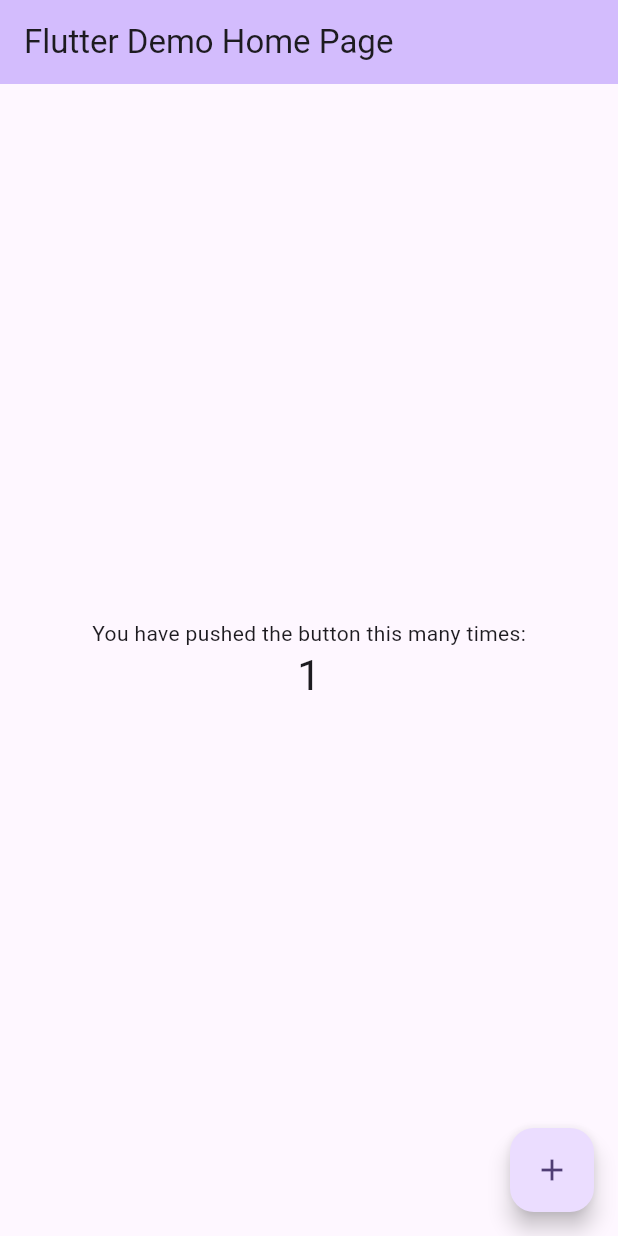
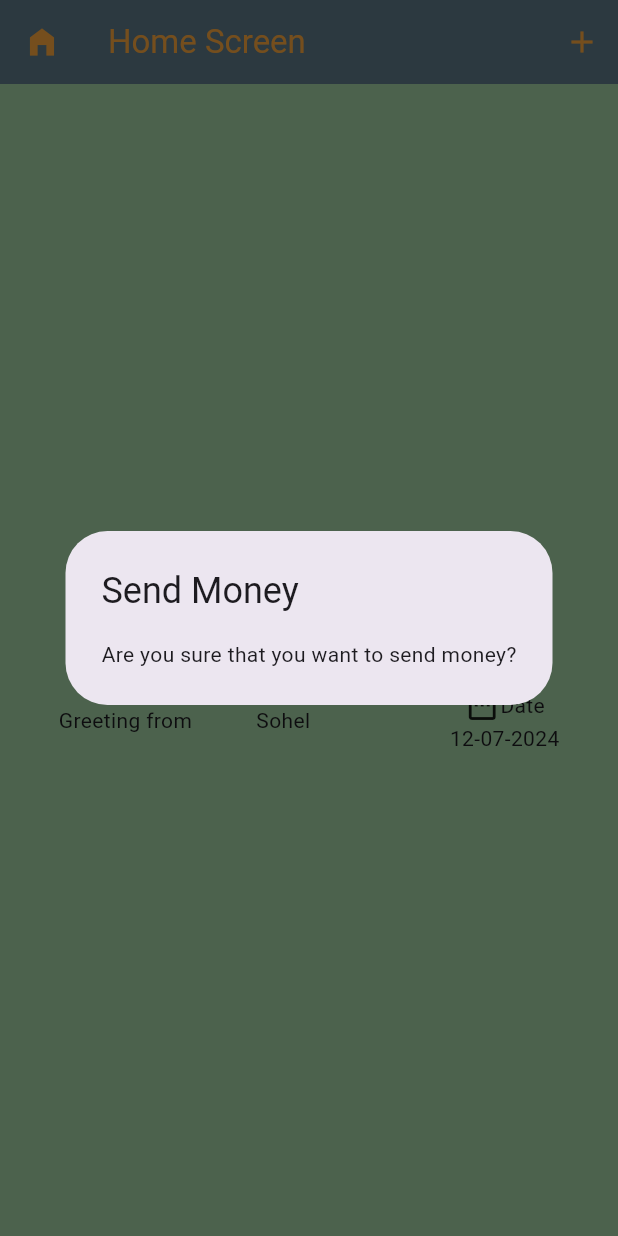
Before and after one commit to SohelRana-CSE/live_class_practice, a Flutter app: the screen it shows after launch, after a tap on the "add" icon, on a phone screen of 412 x 824 dp. Run offline on Flutter 3.47's test engine with Material 3 defaults, Android fonts, the light colour scheme and no system bars.

Commit message:
finished project

```diff
--- a/lib/main.dart
+++ b/lib/main.dart
@@ -1,125 +1,107 @@
 import 'package:flutter/material.dart';
 
 void main() {
-  runApp(const MyApp());
+  runApp(MyApp());
 }
 
 class MyApp extends StatelessWidget {
-  const MyApp({super.key});
-
-  // This widget is the root of your application.
   @override
   Widget build(BuildContext context) {
     return MaterialApp(
-      title: 'Flutter Demo',
-      theme: ThemeData(
-        // This is the theme of your application.
-        //
-        // TRY THIS: Try running your application with "flutter run". You'll see
-        // the application has a purple toolbar. Then, without quitting the app,
-        // try changing the seedColor in the colorScheme below to Colors.green
-        // and then invoke "hot reload" (save your changes or press the "hot
-        // reload" button in a Flutter-supported IDE, or press "r" if you used
-        // the command line to start the app).
-        //
-        // Notice that the counter didn't reset back to zero; the application
-        // state is not lost during the reload. To reset the state, use hot
-        // restart instead.
-        //
-        // This works for code too, not just values: Most code changes can be
-        // tested with just a hot reload.
-        colorScheme: ColorScheme.fromSeed(seedColor: Colors.deepPurple),
-        useMaterial3: true,
-      ),
-      home: const MyHomePage(title: 'Flutter Demo Home Page'),
+      title: 'My App',
+      debugShowCheckedModeBanner: false,
+      home: Home(),
     );
   }
 }
 
-class MyHomePage extends StatefulWidget {
-  const MyHomePage({super.key, required this.title});
+//Column => Vertically  == y-axis
+//Row => Horizontally  == x-axis
 
-  // This widget is the home page of your application. It is stateful, meaning
-  // that it has a State object (defined below) that contains fields that affect
-  // how it looks.
-
-  // This class is the configuration for the state. It holds the values (in this
-  // case the title) provided by the parent (in this case the App widget) and
-  // used by the build method of the State. Fields in a Widget subclass are
-  // always marked "final".
-
-  final String title;
-
-  @override
-  State<MyHomePage> createState() => _MyHomePageState();
-}
-
-class _MyHomePageState extends State<MyHomePage> {
-  int _counter = 0;
-
-  void _incrementCounter() {
-    setState(() {
-      // This call to setState tells the Flutter framework that something has
-      // changed in this State, which causes it to rerun the build method below
-      // so that the display can reflect the updated values. If we changed
-      // _counter without calling setState(), then the build method would not be
-      // called again, and so nothing would appear to happen.
-      _counter++;
-    });
-  }
-
+class Home extends StatelessWidget {
   @override
   Widget build(BuildContext context) {
-    // This method is rerun every time setState is called, for instance as done
-    // by the _incrementCounter method above.
-    //
-    // The Flutter framework has been optimized to make rerunning build methods
-    // fast, so that you can just rebuild anything that needs updating rather
-    // than having to individually change instances of widgets.
     return Scaffold(
-      appBar: AppBar(
-        // TRY THIS: Try changing the color here to a specific color (to
-        // Colors.amber, perhaps?) and trigger a hot reload to see the AppBar
-        // change color while the other colors stay the same.
-        backgroundColor: Theme.of(context).colorScheme.inversePrimary,
-        // Here we take the value from the MyHomePage object that was created by
-        // the App.build method, and use it to set our appbar title.
-        title: Text(widget.title),
-      ),
-      body: Center(
-        // Center is a layout widget. It takes a single child and positions it
-        // in the middle of the parent.
-        child: Column(
-          // Column is also a layout widget. It takes a list of children and
-          // arranges them vertically. By default, it sizes itself to fit its
-          // children horizontally, and tries to be as tall as its parent.
-          //
-          // Column has various properties to control how it sizes itself and
-          // how it positions its children. Here we use mainAxisAlignment to
-          // center the children vertically; the main axis here is the vertical
-          // axis because Columns are vertical (the cross axis would be
-          // horizontal).
-          //
-          // TRY THIS: Invoke "debug painting" (choose the "Toggle Debug Paint"
-          // action in the IDE, or press "p" in the console), to see the
-          // wireframe for each widget.
-          mainAxisAlignment: MainAxisAlignment.center,
-          children: <Widget>[
-            const Text(
-              'You have pushed the button this many times:',
-            ),
-            Text(
-              '$_counter',
-              style: Theme.of(context).textTheme.headlineMedium,
+        backgroundColor: Colors.green.shade200,
+        appBar: AppBar(
+          backgroundColor: Colors.blueGrey.shade500,
+          title: Text(
+            'Home Screen',
+            style: TextStyle(color: Colors.orangeAccent),
+          ),
+          leading: Icon(
+            Icons.home_filled,
+            color: Colors.orangeAccent,
+          ),
+          actions: [
+            IconButton(
+              onPressed: () {
+                // ScaffoldMessenger.of(context).showSnackBar(
+                //   SnackBar(
+                //     content: Text('Money has been added.'),
+                //     backgroundColor: Colors.blueGrey,
+                //     duration: Duration(seconds: 1),
+                //   ),
+                // );
+                showDialog(context: context, builder: (context){
+                  return AlertDialog(
+                    title: Text('Send Money'),
+                    content: Text('Are you sure that you want to send money?'),
+                  );
+                });
+              },
+              icon: Icon(Icons.add),
+              color: Colors.orangeAccent,
             ),
           ],
         ),
-      ),
-      floatingActionButton: FloatingActionButton(
-        onPressed: _incrementCounter,
-        tooltip: 'Increment',
-        child: const Icon(Icons.add),
-      ), // This trailing comma makes auto-formatting nicer for build methods.
-    );
+        body: Center(
+          // child: Text(
+          //   'Hello World. we are starting a new application journey',
+          //   textAlign: TextAlign.center,
+          //   maxLines: 1,
+          //   style: TextStyle(
+          //     fontSize: 24,
+          //     fontWeight: FontWeight.w600,
+          //     backgroundColor: Colors.purple,
+          //     color: Colors.white,
+          //     overflow: TextOverflow.ellipsis,
+          //   ),
+          // ),
+          //child: Icon(Icons.android, size: 84, color: Colors.green,),
+          //child: Image.network('https://semaphoreci.com/wp-content/uploads/2021/05/Eric-312.png', width: 300, height: 500, fit: BoxFit.fill,),
+          //child: Image.asset('images/sohel.jpg', width: 300, height: 300, fit: BoxFit.cover ,),
+
+          child: Column(
+            mainAxisAlignment: MainAxisAlignment.center,
+            crossAxisAlignment: CrossAxisAlignment.center,
+            children: [
+              Text('Hello'),
+              Text('Hello'),
+              Text('Hello'),
+              Text('Hello'),
+              Row(
+                mainAxisAlignment: MainAxisAlignment.spaceEvenly,
+                crossAxisAlignment: CrossAxisAlignment.center,
+                children: [
+                  Text('Greeting from '),
+                  Text('Sohel'),
+                  Text('    '),
+                  Column(
+                    children: [
+                      Row(
+                        children: [
+                          Icon(Icons.date_range),
+                          Text('Date'),
+                        ],
+                      ),
+                      Text('12-07-2024'),
+                    ],
+                  ),
+                ],
+              )
+            ],
+          ),
+        ));
   }
 }
```
